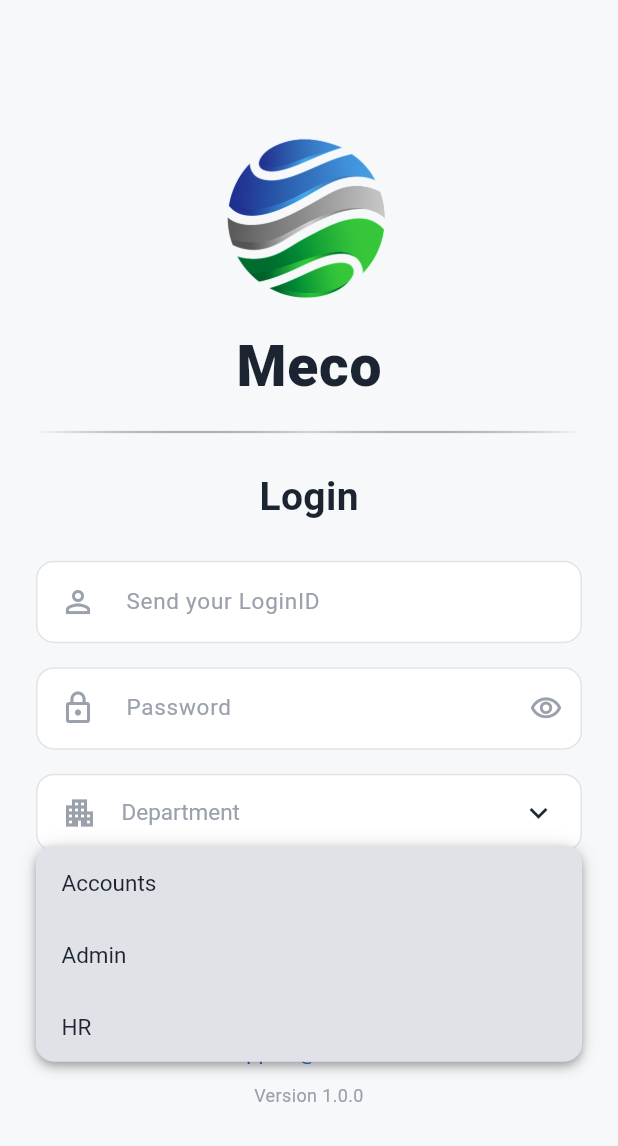
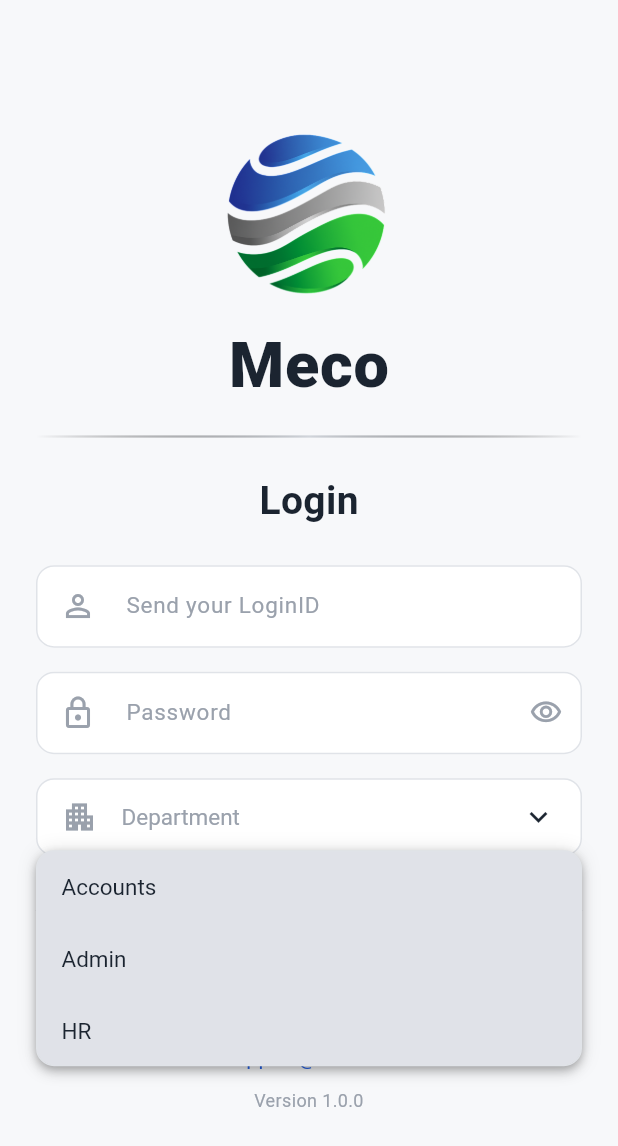
Before and after one commit to somrito2002/Meco-ERP, a Flutter app: the screen it shows after launch, after a tap on "Department", on a phone screen of 412 x 824 dp. Shown: the top 1146 px of the screen. Run offline on Flutter 3.47's test engine with Material 3 defaults, Android fonts, the phone set to English and light mode, and no system bars; drawn by our look-alikes of dropdown_button2; our stand-ins replace package_info_plus.

Commit message:
feat: add login screen, particle logo reveal widget, and update app icon assets

```diff
--- a/lib/login.dart
+++ b/lib/login.dart
@@ -113,7 +113,7 @@ class _LoginScreenState extends State<LoginScreen> {
                   Text(
                     'Meco',
                     style: TextStyle(
-                      fontSize: 38,
+                      fontSize: 42,
                       fontWeight: FontWeight.w800,
                       color: scheme.onSurface,
                       letterSpacing: 0.5,
--- a/lib/widgets/particle_logo_reveal.dart
+++ b/lib/widgets/particle_logo_reveal.dart
@@ -368,7 +368,7 @@ class _ParticleLogoRevealState extends State<ParticleLogoReveal>
                   style: TextStyle(
                     fontFamily: 'Roboto',
                     fontWeight: FontWeight.w600,
-                    fontSize: 30,
+                    fontSize: 44,
                     color: Theme.of(context).brightness == Brightness.dark
                         ? Colors.white
                         : AppPalette.ink,
@@ -448,7 +448,7 @@ class _ParticleLogoRevealState extends State<ParticleLogoReveal>
 
   TextStyle _solidTextStyle(BuildContext context, Size size) {
     final bool isDark = Theme.of(context).brightness == Brightness.dark;
-    final double fontSize = (size.shortestSide / 12.5).clamp(26.0, 44.0);
+    final double fontSize = 44.0;
     return TextStyle(
       fontFamily: 'Roboto',
       fontWeight: FontWeight.w600,
--- a/pubspec.yaml
+++ b/pubspec.yaml
@@ -87,10 +87,10 @@ flutter_launcher_icons:
   remove_alpha_ios: true
 
   # Premium dark-background Meco globe app icon
-  image_path: "assets/icon/2a902826-af50-48d0-8d7b-ecb56e91ff4f.png"
+  image_path: "assets/icon/App icon.png"
 
   # Android adaptive icon — background matches icon's dark border colour
   adaptive_icon_background: "#1A1D23"
-  adaptive_icon_foreground: "assets/icon/2a902826-af50-48d0-8d7b-ecb56e91ff4f.png"
+  adaptive_icon_foreground: "assets/icon/App icon.png"
 
   min_sdk_android: 21
```
Also changed, not shown: assets/icon/2a902826-af50-48d0-8d7b-ecb56e91ff4f.png (deleted), assets/icon/App icon.png (added), 31 other files.
